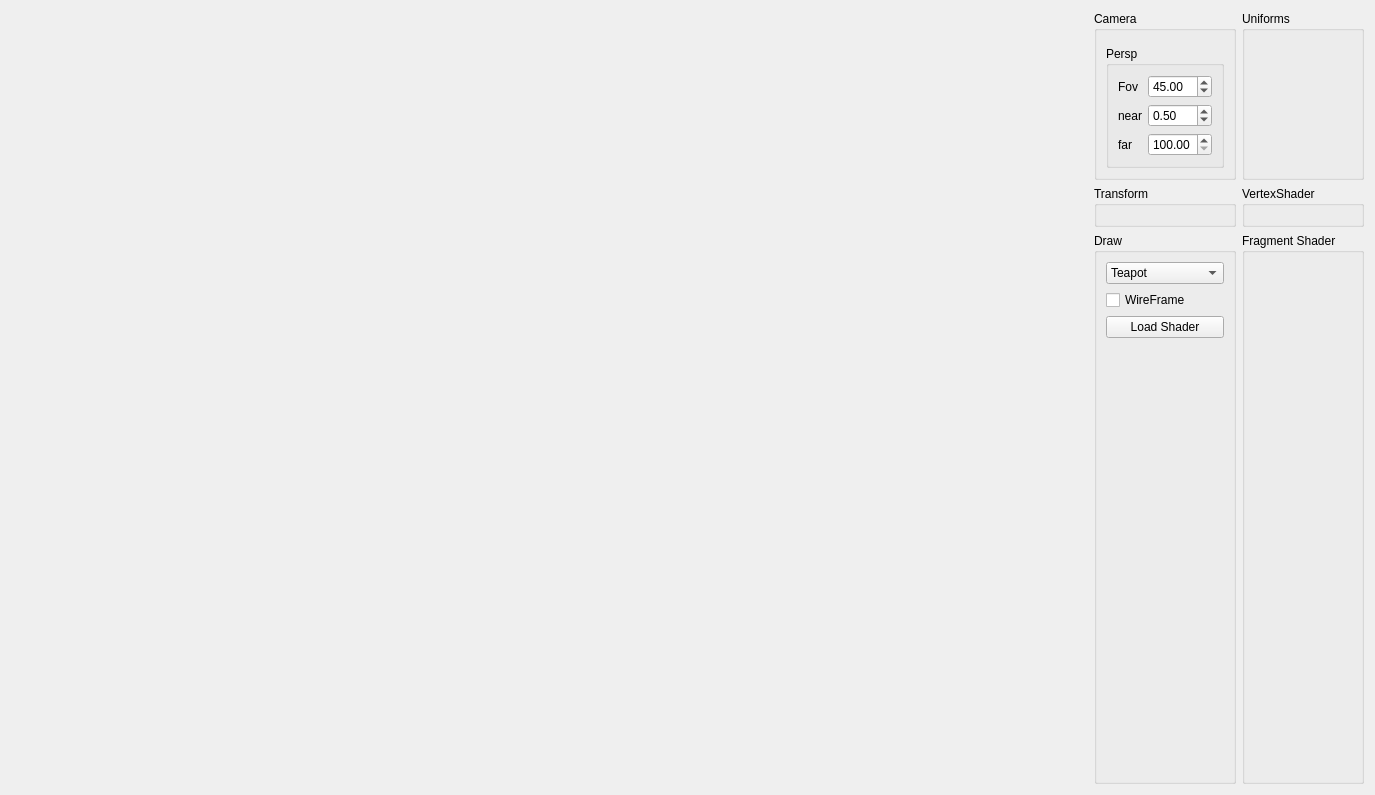
Qt form ShadingModels/MainWindow.ui (NCCA/NCCA-py-nglExamples) before a commit.
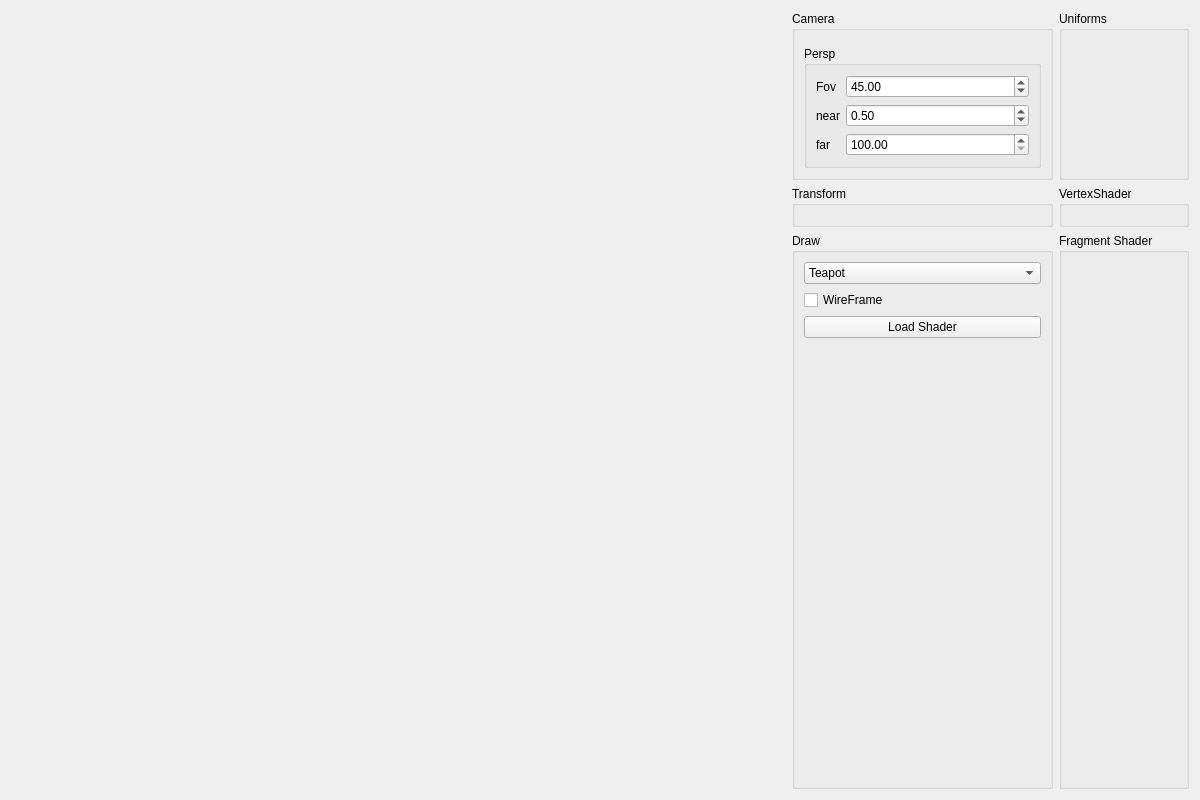
The same form after that commit. Custom widgets are drawn as their Qt base class.

Patch:
```diff
--- a/ShadingModels/MainWindow.ui
+++ b/ShadingModels/MainWindow.ui
@@ -6,14 +6,14 @@
    <rect>
     <x>0</x>
     <y>0</y>
-    <width>1375</width>
-    <height>795</height>
+    <width>1200</width>
+    <height>800</height>
    </rect>
   </property>
   <property name="windowTitle">
    <string>ngl Qt Demo</string>
   </property>
-  <layout class="QGridLayout" name="main_window_grid_layout">
+  <layout class="QGridLayout" name="main_window_grid_layout" columnstretch="6,2,1">
    <item row="3" column="1">
     <widget class="QGroupBox" name="transform_gb">
      <property name="title">
```
Left out of the diff: 2 changed lines with no effect on the pictures.
